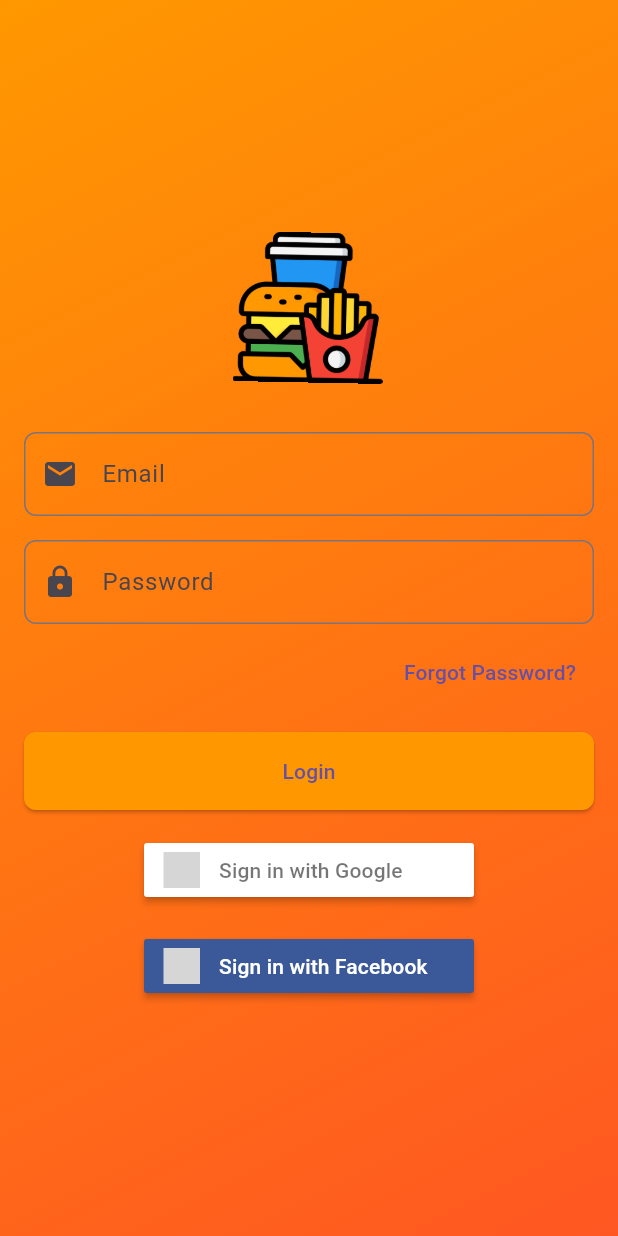
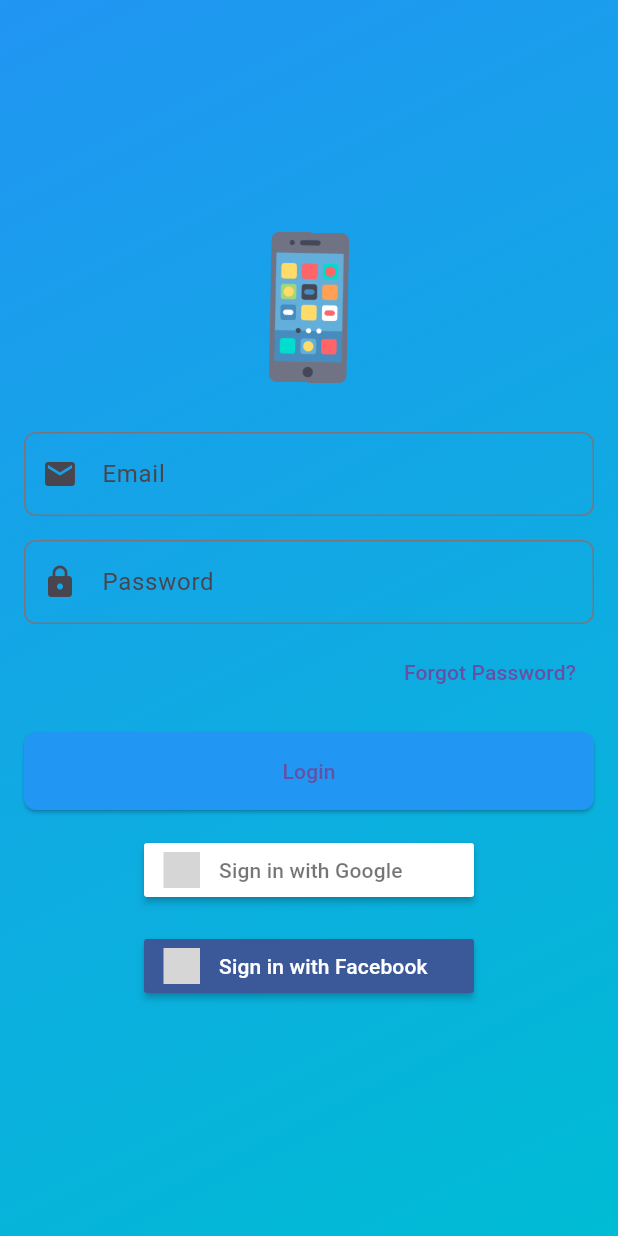
Before and after one commit to DavidRS0011/KPI-S-FCT, a Flutter app: the screen it shows after launch, on a phone screen of 412 x 824 dp. Run offline on Flutter 3.47's test engine with Material 3 defaults, Android fonts, the phone set to English and light mode, and no system bars; our stand-ins replace firebase_auth, firebase_core, flutter_signin_button, google_sign_in; missing offline and left inert: dart:js, flutter_facebook_auth; accounts and stored records are empty; grey boxes are pictures that could not be loaded.

Commit message:
Replace food logo with smartphone logo and update color scheme to blue

```diff
--- a/lib/main.dart
+++ b/lib/main.dart
@@ -19,7 +19,7 @@ class MainApp extends StatelessWidget {
     return MaterialApp(
       debugShowCheckedModeBanner: false,
       theme: ThemeData(
-        primarySwatch: Colors.orange,
+        primarySwatch: Colors.blue,
         visualDensity: VisualDensity.adaptivePlatformDensity,
       ),
       home: const LoginScreen(),
--- a/lib/screens/login_screen.dart
+++ b/lib/screens/login_screen.dart
@@ -173,7 +173,7 @@ class _LoginScreenState extends State<LoginScreen> with SingleTickerProviderStat
       body: Container(
         decoration: const BoxDecoration(
           gradient: LinearGradient(
-            colors: [Colors.orange, Colors.deepOrange],
+            colors: [Colors.blue, Colors.cyan], // Colores fríos para la app de tecnología
             begin: Alignment.topLeft,
             end: Alignment.bottomRight,
           ),
@@ -250,7 +250,7 @@ class _LoginScreenState extends State<LoginScreen> with SingleTickerProviderStat
                 child: ElevatedButton(
                   onPressed: _loginWithEmail,
                   style: ElevatedButton.styleFrom(
-                    backgroundColor: Colors.orange,
+                    backgroundColor: Colors.blue, // Botón principal en azul
                     padding: const EdgeInsets.symmetric(vertical: 16.0),
                     shape: RoundedRectangleBorder(
                       borderRadius: BorderRadius.circular(8.0),
@@ -282,7 +282,6 @@ class _LoginScreenState extends State<LoginScreen> with SingleTickerProviderStat
                   }
                 },
               ),
-
             ],
           ),
         ),
--- a/lib/widgets/animated_logo.dart
+++ b/lib/widgets/animated_logo.dart
@@ -15,7 +15,7 @@ class AnimatedLogo extends StatelessWidget {
           child: Transform.translate(
             offset: Offset(0, controller.value * -10), // Rebote
             child: Image.asset(
-              'assets/food_logo.png',
+              'assets/smartphone_logo.png',
               width: 100,
               height: 100,
             ),
--- a/pubspec.yaml
+++ b/pubspec.yaml
@@ -28,7 +28,7 @@ flutter:
   uses-material-design: true
 
   assets:
-    - assets/food_logo.png
+    - assets/smartphone_logo.png
 
 dependency_overrides:
   google_sign_in_web: null
```
Also changed, not shown: assets/food_logo.png (deleted), assets/smartphone_logo.png (added).
